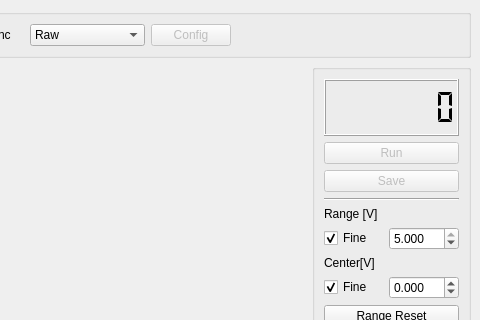
First picture: the form in mainwindow.ui, repository uriu-make/High-reso-ADC-qt, before the edit; both pictures show x 996 to 1476 and y 0 to 320 of the 1476 by 706 pixel window.
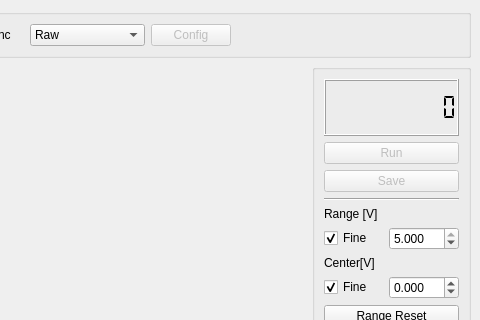
Second picture: the form after the edit. Custom widgets are drawn as their Qt base class.

What changed in the file:
```diff
--- a/mainwindow.ui
+++ b/mainwindow.ui
@@ -91,7 +91,7 @@
           <bool>false</bool>
          </property>
          <property name="digitCount">
-          <number>7</number>
+          <number>10</number>
          </property>
          <property name="segmentStyle">
           <enum>QLCDNumber::Flat</enum>
```
